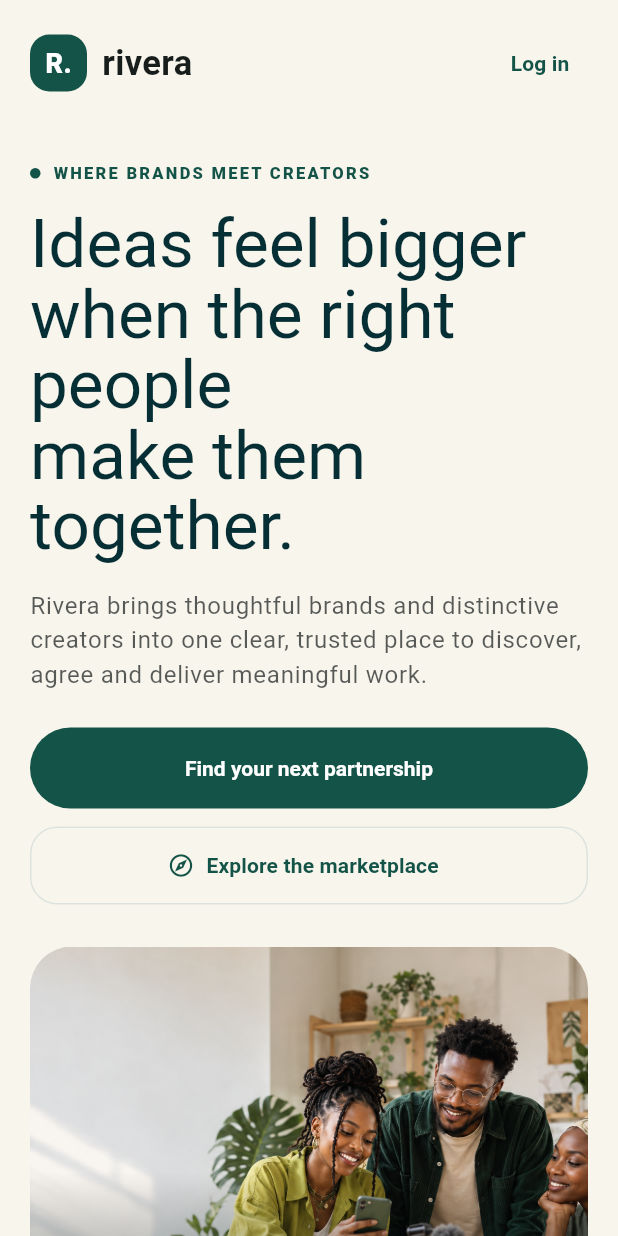
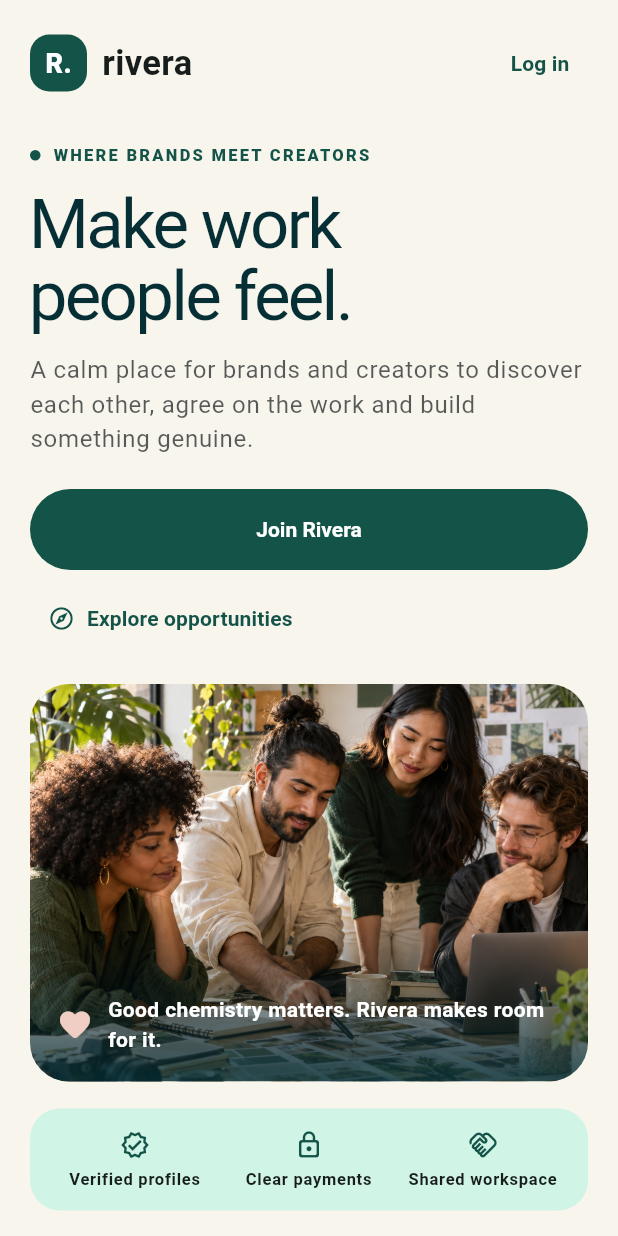
Before and after one commit to paulmbugua/rivera, a Flutter app: the screen it shows after launch, on a phone screen of 412 x 824 dp. Run offline on Flutter 3.47's test engine with Material 3 defaults, Android fonts, the phone set to English and light mode, and no system bars; accounts and stored records are empty; network calls fail; Roboto replaces fonts that are missing (Arial, Georgia).

Commit message:
Polish dark contrast and responsive landing experiences

```diff
--- a/apps/mobile/lib/screens/landing_screen.dart
+++ b/apps/mobile/lib/screens/landing_screen.dart
@@ -38,23 +38,23 @@ class LandingScreen extends StatelessWidget {
                 ),
               ),
               SliverPadding(
-                padding: const EdgeInsets.fromLTRB(20, 42, 20, 0),
+                padding: const EdgeInsets.fromLTRB(20, 30, 20, 32),
                 sliver: SliverToBoxAdapter(
                   child: Column(
                     crossAxisAlignment: CrossAxisAlignment.start,
                     children: [
                       const Eyebrow('Where brands meet creators'),
-                      const SizedBox(height: 16),
+                      const SizedBox(height: 14),
                       Text(
-                        'Ideas feel bigger\nwhen the right people\nmake them together.',
+                        'Make work\npeople feel.',
                         style: Theme.of(context)
                             .textTheme
                             .displaySmall
-                            ?.copyWith(fontSize: 45),
+                            ?.copyWith(fontSize: 46, letterSpacing: -1.8),
                       ),
-                      const SizedBox(height: 18),
+                      const SizedBox(height: 14),
                       Text(
-                        'Rivera brings thoughtful brands and distinctive creators into one clear, trusted place to discover, agree and deliver meaningful work.',
+                        'A calm place for brands and creators to discover each other, agree on the work and build something genuine.',
                         style: Theme.of(context).textTheme.bodyLarge?.copyWith(
                               color: Theme.of(context)
                                   .colorScheme
@@ -62,19 +62,13 @@ class LandingScreen extends StatelessWidget {
                                   .withValues(alpha: .72),
                             ),
                       ),
-                      const SizedBox(height: 24),
+                      const SizedBox(height: 22),
                       FilledButton(
                         onPressed: () => auth(context, AuthMode.register),
-                        child: const Text('Find your next partnership'),
+                        child: const Text('Join Rivera'),
                       ),
-                      const SizedBox(height: 12),
-                      OutlinedButton.icon(
-                        style: OutlinedButton.styleFrom(
-                          minimumSize: const Size.fromHeight(52),
-                          shape: RoundedRectangleBorder(
-                            borderRadius: BorderRadius.circular(18),
-                          ),
-                        ),
+                      const SizedBox(height: 8),
+                      TextButton.icon(
                         onPressed: () => Navigator.push(
                           context,
                           MaterialPageRoute(
@@ -83,22 +77,22 @@ class LandingScreen extends StatelessWidget {
                           ),
                         ),
                         icon: const Icon(Icons.explore_outlined),
-                        label: const Text('Explore the marketplace'),
+                        label: const Text('Explore opportunities'),
                       ),
-                      const SizedBox(height: 28),
+                      const SizedBox(height: 20),
                       ClipRRect(
-                        borderRadius: BorderRadius.circular(28),
+                        borderRadius: BorderRadius.circular(26),
                         child: Stack(
                           alignment: Alignment.bottomLeft,
                           children: [
                             Image.asset(
-                              'assets/rivera-hero.png',
-                              height: 330,
+                              'assets/rivera-hero-diverse.png',
+                              height: 265,
                               width: double.infinity,
                               fit: BoxFit.cover,
                             ),
                             Container(
-                              height: 180,
+                              height: 120,
                               decoration: const BoxDecoration(
                                 gradient: LinearGradient(
                                   begin: Alignment.topCenter,
@@ -111,7 +105,7 @@ class LandingScreen extends StatelessWidget {
                               ),
                             ),
                             const Padding(
-                              padding: EdgeInsets.all(22),
+                              padding: EdgeInsets.all(18),
                               child: Row(
                                 children: [
                                   Icon(Icons.favorite_rounded,
@@ -119,12 +113,12 @@ class LandingScreen extends StatelessWidget {
                                   SizedBox(width: 10),
                                   Expanded(
                                     child: Text(
-                                      'Real partnerships. Clear expectations. Work worth sharing.',
+                                      'Good chemistry matters. Rivera makes room for it.',
                                       style: TextStyle(
                                         color: Colors.white,
                                         fontFamily: 'Arial',
                                         fontWeight: FontWeight.w700,
-                                        fontSize: 16,
+                                        fontSize: 14,
                                       ),
                                     ),
                                   ),
@@ -134,89 +128,37 @@ class LandingScreen extends StatelessWidget {
                           ],
                         ),
                       ),
-                    ],
+                      const SizedBox(height: 18),
+                      Container(
+                        padding: const EdgeInsets.symmetric(
+                          horizontal: 16,
+                          vertical: 14,
                         ),
+                        decoration: BoxDecoration(
+                          color: Theme.of(context)
+                              .colorScheme
+                              .primaryContainer
+                              .withValues(alpha: .45),
+                          borderRadius: BorderRadius.circular(20),
                         ),
-              ),
-              SliverPadding(
-                padding: const EdgeInsets.fromLTRB(20, 38, 20, 40),
-                sliver: SliverList.list(
+                        child: const Row(
                           children: [
-                    const SectionHeading(
-                      eyebrow: 'Made for both sides',
-                      title: 'One shared place. Two distinct journeys.',
-                      copy:
-                          'Every screen gives each person the context and confidence they need.',
-                    ),
-                    const SizedBox(height: 20),
-                    _story(
-                      context,
-                      Icons.storefront_outlined,
-                      'For brands',
-                      'Turn a clear brief into a partnership. Discover creators, manage applications, fund work and review deliverables.',
-                    ),
-                    const SizedBox(height: 14),
-                    _story(
-                      context,
-                      Icons.auto_awesome_outlined,
-                      'For creators',
-                      'Find opportunities that fit your voice. Apply with confidence, collaborate clearly and track every earning.',
-                    ),
-                    const SizedBox(height: 14),
-                    _story(
-                      context,
-                      Icons.verified_user_outlined,
-                      'Built around trust',
-                      'Profiles, verification, protected workspaces and transparent payment states make every next step understandable.',
-                    ),
+                            Expanded(
+                                child: _TrustPoint(Icons.verified_outlined,
+                                    'Verified profiles')),
+                            SizedBox(width: 8),
+                            Expanded(
+                                child: _TrustPoint(Icons.lock_outline_rounded,
+                                    'Clear payments')),
+                            SizedBox(width: 8),
+                            Expanded(
+                                child: _TrustPoint(Icons.handshake_outlined,
+                                    'Shared workspace')),
                           ],
                         ),
                       ),
                     ],
                   ),
-        ),
-      );
-
-  Widget _story(
-    BuildContext context,
-    IconData icon,
-    String title,
-    String copy,
-  ) =>
-      Card(
-        child: Padding(
-          padding: const EdgeInsets.all(22),
-          child: Row(
-            crossAxisAlignment: CrossAxisAlignment.start,
-            children: [
-              Container(
-                padding: const EdgeInsets.all(13),
-                decoration: BoxDecoration(
-                  color: Theme.of(context).colorScheme.primaryContainer,
-                  borderRadius: BorderRadius.circular(16),
-                ),
-                child: Icon(
-                  icon,
-                  color: Theme.of(context).colorScheme.onPrimaryContainer,
-                ),
-              ),
-              const SizedBox(width: 16),
-              Expanded(
-                child: Column(
-                  crossAxisAlignment: CrossAxisAlignment.start,
-                  children: [
-                    Text(title, style: Theme.of(context).textTheme.titleLarge),
-                    const SizedBox(height: 7),
-                    Text(
-                      copy,
-                      style: Theme.of(context).textTheme.bodyMedium?.copyWith(
-                            color: Theme.of(context)
-                                .colorScheme
-                                .onSurface
-                                .withValues(alpha: .7),
-                          ),
-                    ),
-                  ],
                 ),
               ),
             ],
@@ -224,3 +166,27 @@ class LandingScreen extends StatelessWidget {
         ),
       );
 }
+
+class _TrustPoint extends StatelessWidget {
+  const _TrustPoint(this.icon, this.label);
+  final IconData icon;
+  final String label;
+
+  @override
+  Widget build(BuildContext context) => Column(
+        children: [
+          Icon(icon, size: 20, color: Theme.of(context).colorScheme.primary),
+          const SizedBox(height: 7),
+          Text(
+            label,
+            textAlign: TextAlign.center,
+            maxLines: 2,
+            style: Theme.of(context).textTheme.labelSmall?.copyWith(
+                  fontFamily: 'Arial',
+                  fontWeight: FontWeight.w700,
+                  height: 1.2,
+                ),
+          ),
+        ],
+      );
+}
--- a/apps/mobile/pubspec.yaml
+++ b/apps/mobile/pubspec.yaml
@@ -21,3 +21,4 @@ flutter:
   uses-material-design: true
   assets:
     - assets/rivera-hero.png
+    - assets/rivera-hero-diverse.png
```
Also changed, not shown: apps/mobile/lib/screens/dashboard_screen.dart (+28 -23 lines), apps/mobile/assets/rivera-hero-diverse.png (added), public/images/rivera-hero-diverse.png (added), 3 other files. Lines whose indentation alone changed are shown as unchanged.
